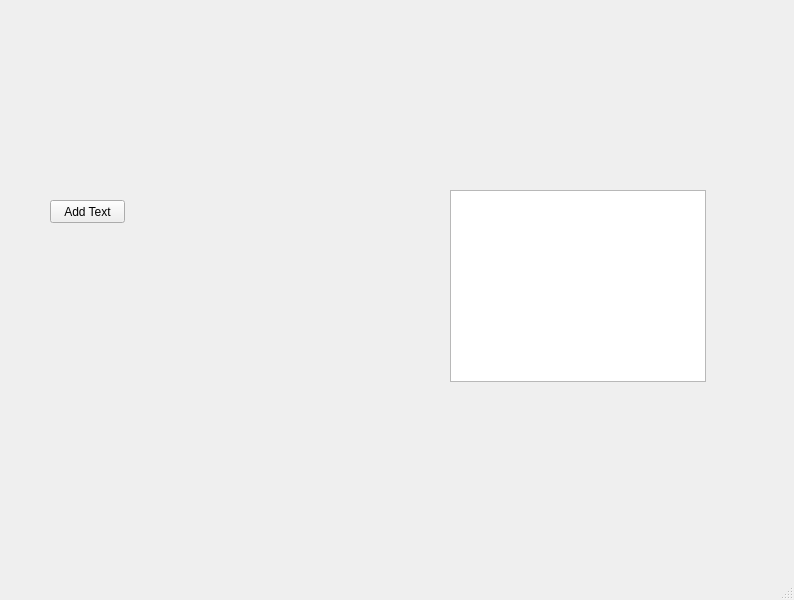
Before: the Qt Designer form LabelDesigner.ui in marvin939/label-designer, drawn with Qt 5.
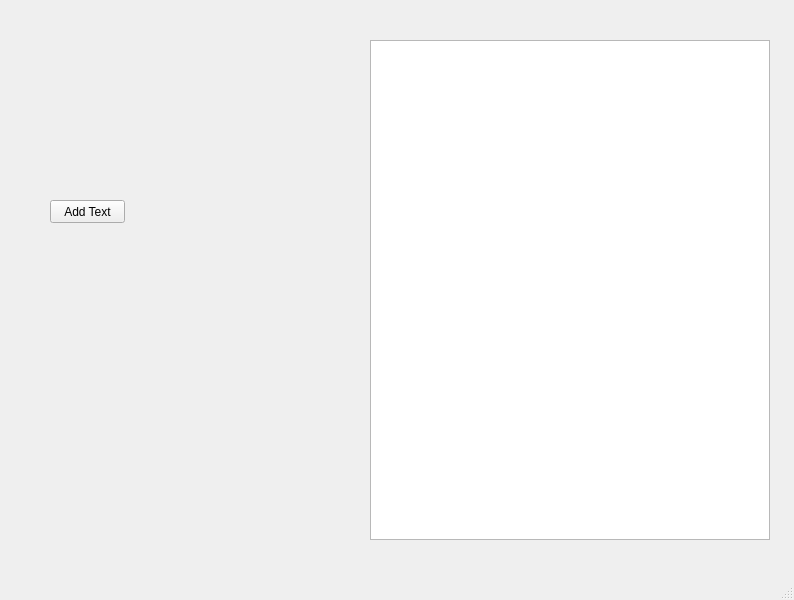
After: the same form once the commit is applied.

Diff of the .ui file:
```diff
--- a/LabelDesigner.ui
+++ b/LabelDesigner.ui
@@ -17,10 +17,10 @@
    <widget class="QGraphicsView" name="imagePreview">
     <property name="geometry">
      <rect>
-      <x>450</x>
-      <y>190</y>
-      <width>256</width>
-      <height>192</height>
+      <x>370</x>
+      <y>40</y>
+      <width>400</width>
+      <height>500</height>
      </rect>
     </property>
     <property name="interactive">
```
